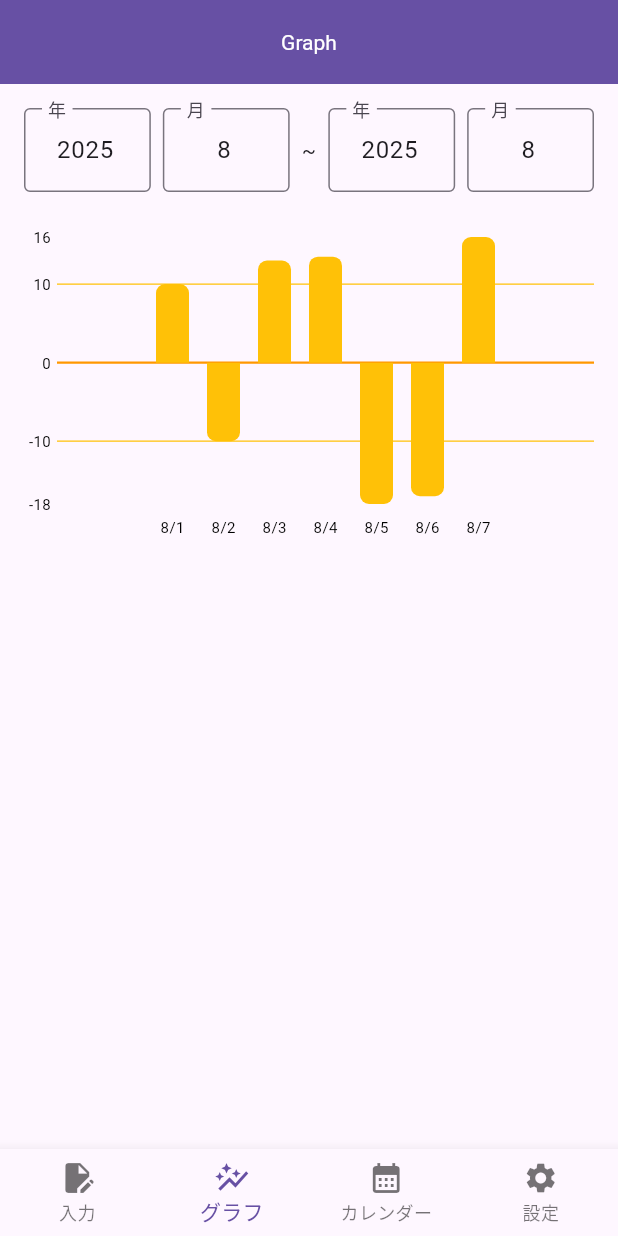
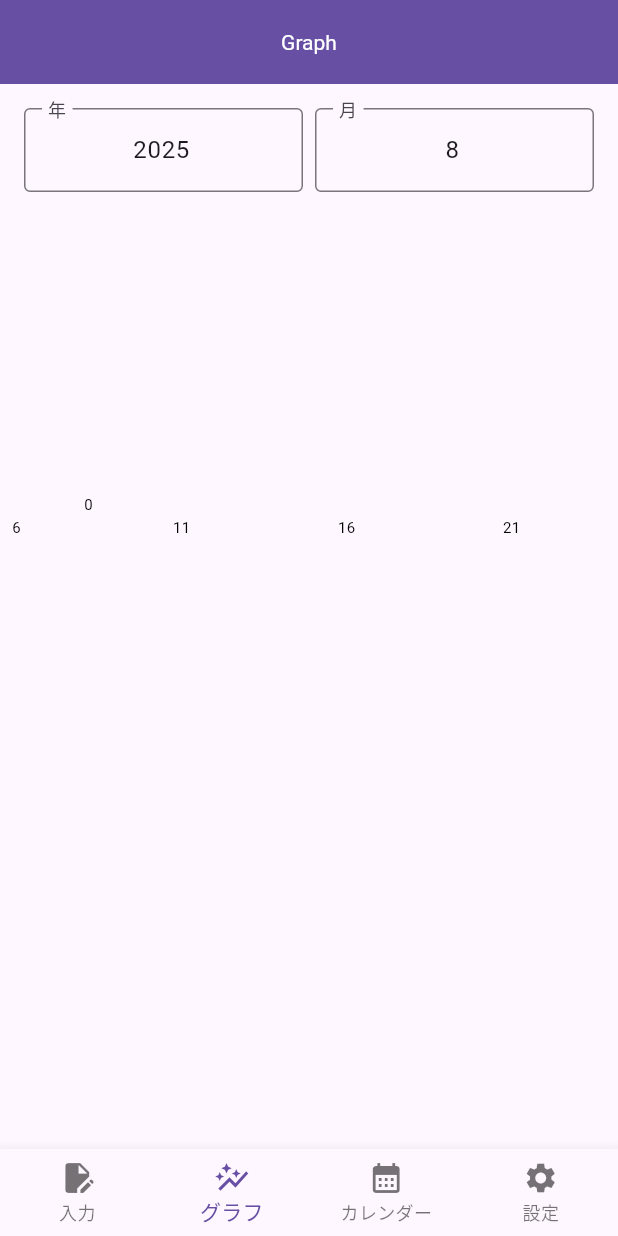
Before and after one commit to kao126/nantokanaru, a Flutter app: the screen it shows after launch, item 2 of the bottom bar chosen, on a phone screen of 412 x 824 dp. Run offline on Flutter 3.47's test engine with Material 3 defaults, Android fonts, the phone set to English and light mode, and no system bars; drawn by our look-alikes of fl_chart; our stand-ins replace csv, sqflite, table_calendar; missing offline and left inert: holiday_jp; accounts and stored records are empty.

Commit message:
update: graph page

```diff
--- a/lib/components/graph.dart
+++ b/lib/components/graph.dart
@@ -1,6 +1,9 @@
 import 'package:flutter/material.dart';
 import 'package:flutter/cupertino.dart';
 import 'package:fl_chart/fl_chart.dart';
+import 'package:intl/intl.dart';
+import 'package:nantokanaru/db/database_helper.dart';
+import 'package:nantokanaru/models/trade_record.dart';
 
 class GraphPage extends StatefulWidget {
   const GraphPage({super.key});
@@ -10,64 +13,111 @@ class GraphPage extends StatefulWidget {
 }
 
 class _GraphPageState extends State<GraphPage> {
-  final TextEditingController _startYearController = TextEditingController();
-  final TextEditingController _startMonthController = TextEditingController();
-  final TextEditingController _endYearController = TextEditingController();
-  final TextEditingController _endMonthController = TextEditingController();
+  late List<TradeRecord> _tradeRecords;
+  final TextEditingController _yearController = TextEditingController();
+  final TextEditingController _monthController = TextEditingController();
   final List<int> _years =
       List.generate(DateTime.now().year - 2000 + 1, (index) => 2000 + index);
   final List<int> _months = List.generate(12, (index) => index + 1);
-  int _selectedStartYear = DateTime.now().year;
-  int _selectedStartMonth = DateTime.now().month;
-  int _selectedEndYear = DateTime.now().year;
-  int _selectedEndMonth = DateTime.now().month;
-
-  final _datas = <int, List<double>>{
-    DateTime(2025, 8, 1).day: [1, 2, 3, 4],
-    DateTime(2025, 8, 2).day: [-1, -2, -3, -4],
-    DateTime(2025, 8, 3).day: [1.5, 2, 3.5, 6],
-    DateTime(2025, 8, 4).day: [1.5, 1.5, 4, 6.5],
-    DateTime(2025, 8, 5).day: [-2, -2, -5, -9],
-    DateTime(2025, 8, 6).day: [-1.2, -1.5, -4.3, -10],
-    DateTime(2025, 8, 7).day: [1.2, 4.8, 5, 5],
-  };
+  final NumberFormat _yenFormat =
+      NumberFormat.currency(locale: 'ja_JP', symbol: '¥', decimalDigits: 0);
+  int _selectedYear = DateTime.now().year;
+  int _selectedMonth = DateTime.now().month;
 
   @override
   void initState() {
     super.initState();
-    _startYearController.text = "$_selectedStartYear";
-    _startMonthController.text = "$_selectedStartMonth";
-    _endYearController.text = "$_selectedEndYear";
-    _endMonthController.text = "$_selectedEndMonth";
+    _tradeRecords = [];
+    _fetchTradeRecords();
+    _yearController.text = "$_selectedYear";
+    _monthController.text = "$_selectedMonth";
   }
 
   @override
   void dispose() {
-    _startYearController.dispose();
-    _startMonthController.dispose();
-    _endYearController.dispose();
-    _endMonthController.dispose();
+    _yearController.dispose();
+    _monthController.dispose();
     super.dispose();
+  }
+
+  // データベースの内容をページに反映
+  Future<void> _fetchTradeRecords() async {
+    List<TradeRecord> tradeRecords = await DatabaseHelper.instance
+        .getMonthData(_selectedYear, _selectedMonth);
+    setState(() {
+      _tradeRecords = tradeRecords;
+    });
+  }
+
+  // データベースの内容を集計
+  Map<DateTime, List<double>> _aggregateRecords(
+      List<TradeRecord> tradeRecords) {
+    final Map<DateTime, List<double>> datas = {};
+
+    void initializeMonthData(int year, int month) {
+      final firstDay = DateTime(year, month, 1);
+      final lastDay = DateTime(year, month + 1, 0); // 月末日を正確に取得
+
+      for (var d = firstDay;
+          !d.isAfter(lastDay);
+          d = d.add(const Duration(days: 1))) {
+        datas[d] = [0.0]; // 初期値0.0でセット
+      }
+    }
+
+    initializeMonthData(_selectedYear, _selectedMonth);
+
+    // 選択された月の範囲内のデータのみを処理
+    for (var record in tradeRecords) {
+      final recordDate =
+          DateTime(record.date.year, record.date.month, record.date.day);
+      final selectedMonthStart = DateTime(_selectedYear, _selectedMonth, 1);
+      final selectedMonthEnd = DateTime(_selectedYear, _selectedMonth + 1, 0);
+
+      // 選択された月の範囲内かチェック
+      if (recordDate
+              .isAfter(selectedMonthStart.subtract(const Duration(days: 1))) &&
+          recordDate.isBefore(selectedMonthEnd.add(const Duration(days: 1)))) {
+        datas.putIfAbsent(recordDate, () => []);
+        datas[recordDate]!.add(record.profitLoss.toDouble());
+      }
+    }
+
+    final sortedEntries = datas.entries.toList()
+      ..sort((a, b) => a.key.compareTo(b.key));
+
+    return Map.fromEntries(sortedEntries);
+  }
+
+  List<DateTime> getDatesInMonth(int year, int month) {
+    final lastDay = DateTime(year, month + 1, 0).day;
+
+    List<DateTime> days = [];
+    for (int i = 1; i <= lastDay; i++) {
+      days.add(DateTime(year, month, i));
+    }
+    return days;
   }
 
   void _showDatePicker({
     required List<int> options,
-    required int selectedYear,
+    required int selectedValue,
     required void Function(int) onDateChanged,
-  }) {
-    showCupertinoModalPopup(
+  }) async {
+    int tempSelectedValue = selectedValue;
+    await showCupertinoModalPopup(
       context: context,
       builder: (_) => Container(
         height: 250,
         color: Colors.white,
         child: CupertinoPicker(
           scrollController: FixedExtentScrollController(
-            initialItem: options.indexOf(selectedYear),
+            initialItem: options.indexOf(selectedValue),
           ),
           itemExtent: 32.0,
           onSelectedItemChanged: (int index) {
             setState(() {
-              onDateChanged(options[index]);
+              tempSelectedValue = options[index];
             });
           },
           children:
@@ -75,14 +125,39 @@ class _GraphPageState extends State<GraphPage> {
         ),
       ),
     );
+    setState(() {
+      onDateChanged(tempSelectedValue);
+    });
+    _fetchTradeRecords();
   }
 
-  Widget bottomTitles(double date, TitleMeta meta) {
-    return SideTitleWidget(
-      axisSide: AxisSide.bottom,
-      child: Text('$_selectedStartMonth/${date.toInt()}',
-          style: const TextStyle(color: Colors.black, fontSize: 10)),
-    );
+  Widget bottomTitles(double value, TitleMeta meta) {
+    final dates = getDatesInMonth(_selectedYear, _selectedMonth);
+    final int index = value.toInt();
+
+    // インデックスの範囲チェック
+    if (index < 0 || index >= dates.length) {
+      return const SideTitleWidget(
+        axisSide: AxisSide.bottom,
+        child: Text(''),
+      );
+    }
+
+    DateTime date = dates[index];
+    if (index % 5 == 0 || index == 0) {
+      return SideTitleWidget(
+        axisSide: AxisSide.bottom,
+        child: Text(
+          index == 0 ? "${date.month}/${date.day}" : "${date.day}",
+          style: const TextStyle(color: Colors.black, fontSize: 10),
+        ),
+      );
+    } else {
+      return const SideTitleWidget(
+        axisSide: AxisSide.bottom,
+        child: Text(''),
+      );
+    }
   }
 
   Widget leftTitles(double value, TitleMeta meta) {
@@ -97,19 +172,14 @@ class _GraphPageState extends State<GraphPage> {
     );
   }
 
-  BarChartGroupData generateGroup(
-    int date,
-    double sum,
-  ) {
+  BarChartGroupData generateGroup(int date, double sum) {
     final isTop = sum > 0;
     return BarChartGroupData(
       x: date,
-      // groupVertically: true,
-      // showingTooltipIndicators: [],
       barRods: [
         BarChartRodData(
           toY: sum,
-          width: 22,
+          width: 10,
           color: Colors.amber,
           borderRadius: isTop
               ? const BorderRadius.only(
@@ -143,10 +213,9 @@ class _GraphPageState extends State<GraphPage> {
           children: [
             Row(
               children: [
-                Flexible(
-                  flex: 1,
+                Expanded(
                   child: TextFormField(
-                    controller: _startYearController,
+                    controller: _yearController,
                     textAlign: TextAlign.center,
                     readOnly: true,
                     decoration: const InputDecoration(
@@ -156,19 +225,20 @@ class _GraphPageState extends State<GraphPage> {
                     ),
                     onTap: () => _showDatePicker(
                       options: _years,
-                      selectedYear: _selectedStartYear,
+                      selectedValue: _selectedYear,
                       onDateChanged: (int newYear) {
-                        _selectedStartYear = newYear;
-                        _startYearController.text = "$newYear";
+                        setState(() {
+                          _selectedYear = newYear;
+                          _yearController.text = "$newYear";
+                        });
                       },
                     ),
                   ),
                 ),
                 const SizedBox(width: 8),
-                Flexible(
-                  flex: 1,
+                Expanded(
                   child: TextFormField(
-                    controller: _startMonthController,
+                    controller: _monthController,
                     textAlign: TextAlign.center,
                     readOnly: true,
                     decoration: const InputDecoration(
@@ -178,56 +248,12 @@ class _GraphPageState extends State<GraphPage> {
                     ),
                     onTap: () => _showDatePicker(
                       options: _months,
-                      selectedYear: _selectedStartMonth,
+                      selectedValue: _selectedMonth,
                       onDateChanged: (int newMonth) {
-                        _selectedStartMonth = newMonth;
-                        _startMonthController.text = "$newMonth";
-                      },
-                    ),
-                  ),
-                ),
-                const SizedBox(width: 8),
-                const Text("~"),
-                const SizedBox(width: 8),
-                Flexible(
-                  flex: 1,
-                  child: TextFormField(
-                    controller: _endYearController,
-                    textAlign: TextAlign.center,
-                    readOnly: true,
-                    decoration: const InputDecoration(
-                      labelText: "年",
-                      fillColor: Colors.white,
-                      border: OutlineInputBorder(),
-                    ),
-                    onTap: () => _showDatePicker(
-                      options: _years,
-                      selectedYear: _selectedEndYear,
-                      onDateChanged: (int newYear) {
-                        _selectedEndYear = newYear;
-                        _endYearController.text = "$newYear";
-                      },
-                    ),
-                  ),
-                ),
-                const SizedBox(width: 8),
-                Flexible(
-                  flex: 1,
-                  child: TextFormField(
-                    controller: _endMonthController,
-                    textAlign: TextAlign.center,
-                    readOnly: true,
-                    decoration: const InputDecoration(
-                      labelText: "月",
-                      fillColor: Colors.white,
-                      border: OutlineInputBorder(),
-                    ),
-                    onTap: () => _showDatePicker(
-                      options: _months,
-                      selectedYear: _selectedEndMonth,
-                      onDateChanged: (int newMonth) {
-                        _selectedEndMonth = newMonth;
-                        _endMonthController.text = "$newMonth";
+                        setState(() {
+                          _selectedMonth = newMonth;
+                          _monthController.text = "$newMonth";
+                        });
                       },
                     ),
                   ),
@@ -249,7 +275,6 @@ class _GraphPageState extends State<GraphPage> {
                     bottomTitles: AxisTitles(
                       sideTitles: SideTitles(
                         showTitles: true,
-                        // reservedSize: 32,
                         getTitlesWidget: bottomTitles,
                       ),
                     ),
@@ -257,12 +282,30 @@ class _GraphPageState extends State<GraphPage> {
                       sideTitles: SideTitles(
                         showTitles: true,
                         getTitlesWidget: leftTitles,
-                        // interval: 5,
-                        // reservedSize: 42,
+                        reservedSize: 50,
                       ),
                     ),
                     rightTitles: const AxisTitles(
                       sideTitles: SideTitles(showTitles: false),
+                    ),
+                  ),
+                  barTouchData: BarTouchData(
+                    enabled: true,
+                    touchTooltipData: BarTouchTooltipData(
+                      tooltipPadding: const EdgeInsets.all(8.0),
+                      tooltipBgColor: Colors.grey[700],
+                      getTooltipItem: (group, groupIndex, rod, rodIndex) {
+                        final dates =
+                            getDatesInMonth(_selectedYear, _selectedMonth);
+
+                        return BarTooltipItem(
+                          '${dates[groupIndex].month.toString()}/${dates[groupIndex].day.toString()}\n${_yenFormat.format(rod.toY.toInt())}',
+                          const TextStyle(
+                            color: Colors.white,
+                            fontWeight: FontWeight.bold,
+                          ),
+                        );
+                      },
                     ),
                   ),
                   gridData: FlGridData(
@@ -285,10 +328,12 @@ class _GraphPageState extends State<GraphPage> {
                   borderData: FlBorderData(
                     show: false,
                   ),
-                  barGroups: _datas.entries
+                  barGroups: _aggregateRecords(_tradeRecords)
+                      .entries
+                      .where((e) => e.value.isNotEmpty) // 空のデータを除外
                       .map(
                         (e) => generateGroup(
-                          e.key,
+                          e.key.day - 1, // インデックスを0から開始
                           e.value.reduce((a, b) => a + b),
                         ),
                       )
```
Also changed, not shown: lib/db/database_helper.dart (+23 -0 lines).
